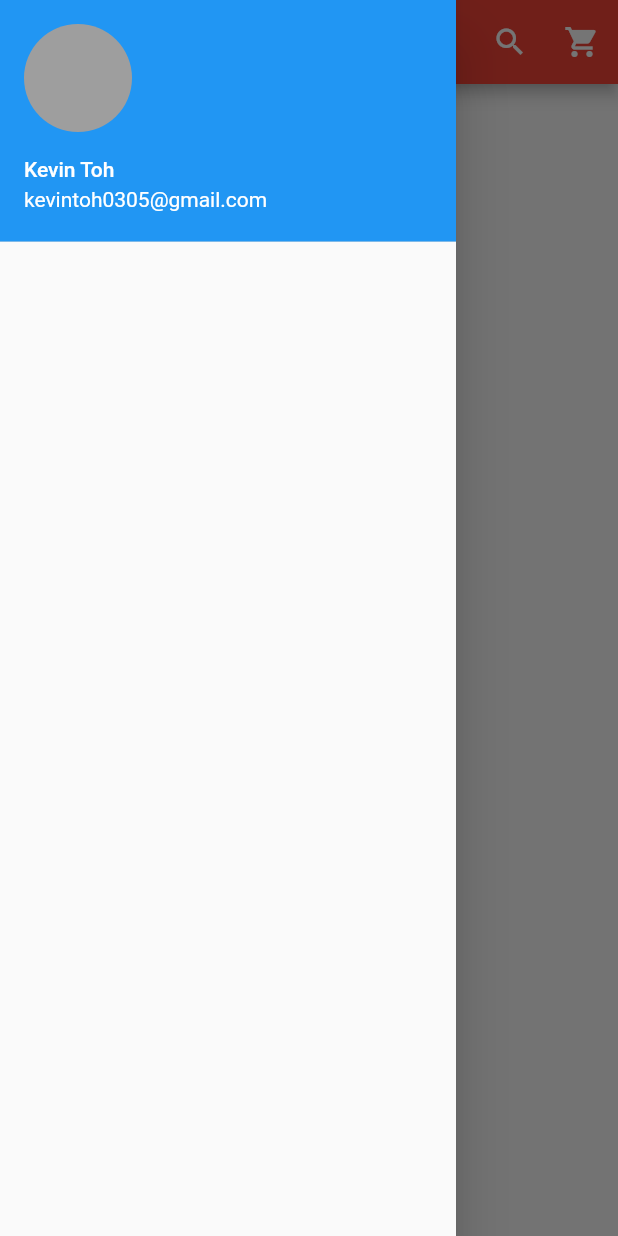
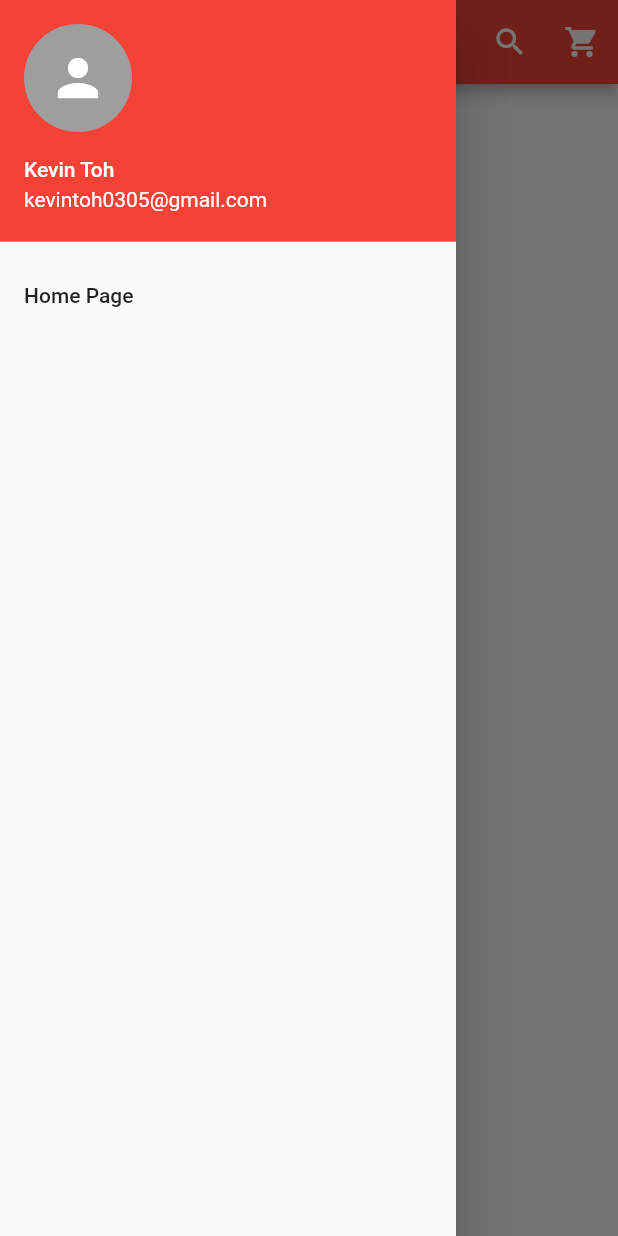
Before and after one commit to ktzy0305/Voguearo, a Flutter app: the screen it shows after launch, with the side drawer open, on a phone screen of 412 x 824 dp. Run offline on Flutter 3.47's test engine with Material 2 defaults, Android fonts, the phone set to English and light mode, and no system bars.

Commit message:
Update main.dart

```diff
--- a/lib/main.dart
+++ b/lib/main.dart
@@ -48,8 +48,16 @@ class _HomePageState extends State<HomePage>{
               currentAccountPicture: GestureDetector(
                 child: new CircleAvatar(
                   backgroundColor: Colors.grey,
+                  child: Icon(Icons.person, color: Colors.white, size: 40.0)
                 ),
               ),
+              decoration: new BoxDecoration(
+                color: Colors.red
+              ),
+            ),
+            // Body
+            ListTile(
+              title: Text("Home Page"),
             ),
           ],
         ),
```
